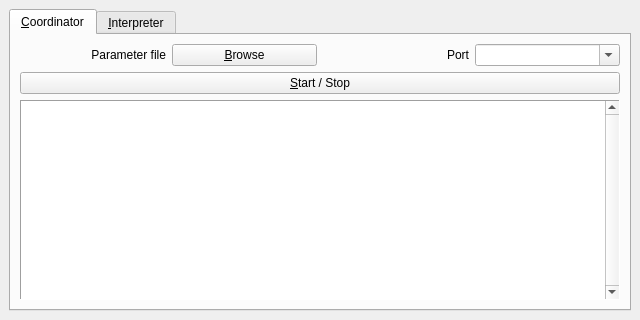
First picture: the form in ypspur_gui.ui, repository openspur/ypspur-gui, before the edit.
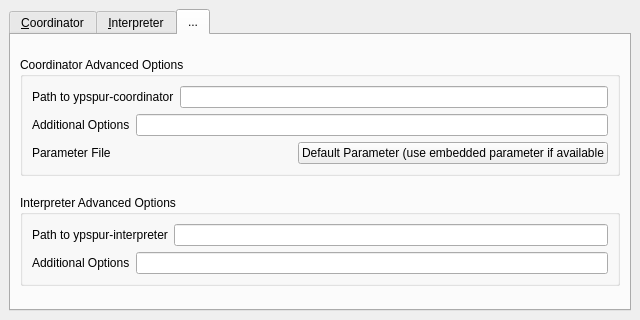
Second picture: the form after the edit. The open tabs and pages were chosen to show the change.

Commit message: Add option tab

The edit to the form file:
```diff
--- a/ypspur_gui.ui
+++ b/ypspur_gui.ui
@@ -181,6 +181,134 @@
         </item>
        </layout>
       </widget>
+      <widget class="QWidget" name="advanced">
+       <attribute name="title">
+        <string>...</string>
+       </attribute>
+       <layout class="QVBoxLayout" name="verticalLayout">
+        <item>
+         <widget class="QGroupBox" name="groupBox">
+          <property name="sizePolicy">
+           <sizepolicy hsizetype="Minimum" vsizetype="Maximum">
+            <horstretch>0</horstretch>
+            <verstretch>0</verstretch>
+           </sizepolicy>
+          </property>
+          <property name="title">
+           <string>Coordinator Advanced Options</string>
+          </property>
+          <layout class="QHBoxLayout" name="horizontalLayout_3">
+           <item>
+            <layout class="QVBoxLayout" name="verticalLayout_5">
+             <item>
+              <layout class="QHBoxLayout" name="horizontalLayout_7">
+               <item>
+                <widget class="QLabel" name="label_3">
+                 <property name="text">
+                  <string>Path to ypspur-coordinator</string>
+                 </property>
+                </widget>
+               </item>
+               <item>
+                <widget class="QLineEdit" name="coordinatorPath"/>
+               </item>
+              </layout>
+             </item>
+             <item>
+              <layout class="QHBoxLayout" name="horizontalLayout_6">
+               <item>
+                <widget class="QLabel" name="label_2">
+                 <property name="text">
+                  <string>Additional Options</string>
+                 </property>
+                </widget>
+               </item>
+               <item>
+                <widget class="QLineEdit" name="coordinatorOptions"/>
+               </item>
+              </layout>
+             </item>
+             <item>
+              <layout class="QHBoxLayout" name="horizontalLayout_2">
+               <item>
+                <widget class="QLabel" name="label">
+                 <property name="sizePolicy">
+                  <sizepolicy hsizetype="Minimum" vsizetype="Maximum">
+                   <horstretch>0</horstretch>
+                   <verstretch>0</verstretch>
+                  </sizepolicy>
+                 </property>
+                 <property name="text">
+                  <string>Parameter File</string>
+                 </property>
+                 <property name="alignment">
+                  <set>Qt::AlignLeading|Qt::AlignLeft|Qt::AlignVCenter</set>
+                 </property>
+                </widget>
+               </item>
+               <item>
+                <widget class="QPushButton" name="coordinatorDefaultParam">
+                 <property name="text">
+                  <string>Default Parameter (use embedded parameter if available</string>
+                 </property>
+                </widget>
+               </item>
+              </layout>
+             </item>
+            </layout>
+           </item>
+          </layout>
+         </widget>
+        </item>
+        <item>
+         <widget class="QGroupBox" name="groupBox_2">
+          <property name="sizePolicy">
+           <sizepolicy hsizetype="Minimum" vsizetype="Maximum">
+            <horstretch>0</horstretch>
+            <verstretch>0</verstretch>
+           </sizepolicy>
+          </property>
+          <property name="title">
+           <string>Interpreter Advanced Options</string>
+          </property>
+          <layout class="QHBoxLayout" name="horizontalLayout_5">
+           <item>
+            <layout class="QVBoxLayout" name="verticalLayout_6">
+             <item>
+              <layout class="QHBoxLayout" name="horizontalLayout_4">
+               <item>
+                <widget class="QLabel" name="label_4">
+                 <property name="text">
+                  <string>Path to ypspur-interpreter</string>
+                 </property>
+                </widget>
+               </item>
+               <item>
+                <widget class="QLineEdit" name="interpreterPath"/>
+               </item>
+              </layout>
+             </item>
+             <item>
+              <layout class="QHBoxLayout" name="horizontalLayout_8">
+               <item>
+                <widget class="QLabel" name="label_5">
+                 <property name="text">
+                  <string>Additional Options</string>
+                 </property>
+                </widget>
+               </item>
+               <item>
+                <widget class="QLineEdit" name="interpreterOptions"/>
+               </item>
+              </layout>
+             </item>
+            </layout>
+           </item>
+          </layout>
+         </widget>
+        </item>
+       </layout>
+      </widget>
      </widget>
     </item>
    </layout>
```
The commit also changes 2 other files.
